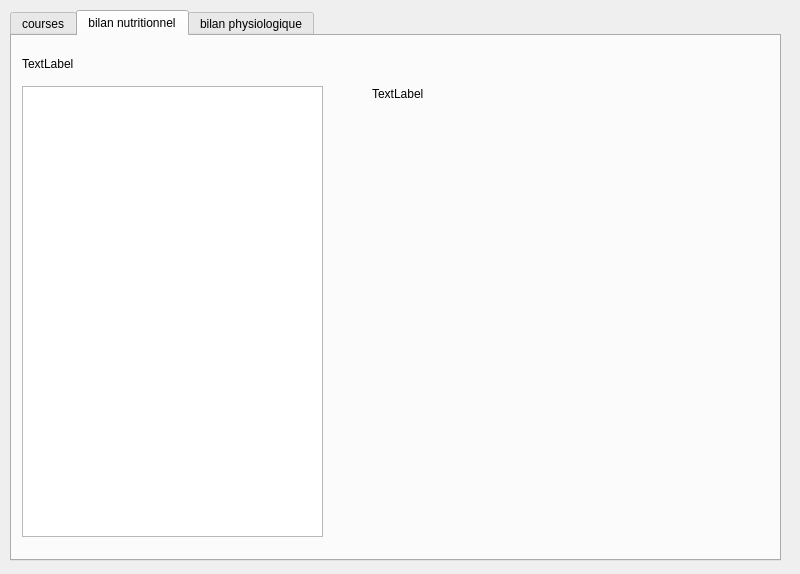
First picture: the form in mainwindow.ui, repository FlorianVid/courses, before the edit.
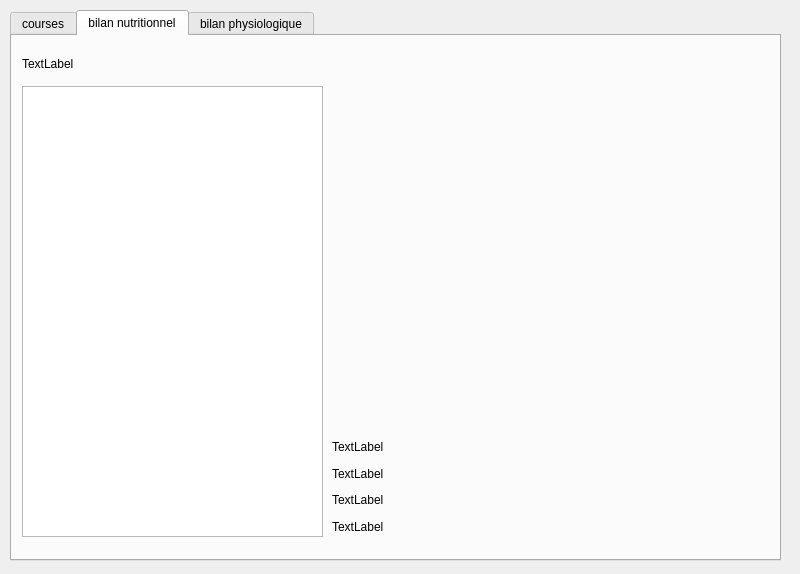
Second picture: the form after the edit.

Commit message: Add chart with nutriments

Diff of the .ui file:
```diff
--- a/mainwindow.ui
+++ b/mainwindow.ui
@@ -172,18 +172,56 @@
        <string>TextLabel</string>
       </property>
      </widget>
-     <widget class="QLabel" name="labelTotProt">
+     <widget class="QWidget" name="verticalLayoutWidget_2">
       <property name="geometry">
        <rect>
-        <x>360</x>
+        <x>320</x>
+        <y>400</y>
+        <width>221</width>
+        <height>101</height>
+       </rect>
+      </property>
+      <layout class="QVBoxLayout" name="verticalLayout_2">
+       <item>
+        <widget class="QLabel" name="labelTotProt">
+         <property name="text">
+          <string>TextLabel</string>
+         </property>
+        </widget>
+       </item>
+       <item>
+        <widget class="QLabel" name="labelTotLip">
+         <property name="text">
+          <string>TextLabel</string>
+         </property>
+        </widget>
+       </item>
+       <item>
+        <widget class="QLabel" name="labelTotGluc">
+         <property name="text">
+          <string>TextLabel</string>
+         </property>
+        </widget>
+       </item>
+       <item>
+        <widget class="QLabel" name="labelTotFib">
+         <property name="text">
+          <string>TextLabel</string>
+         </property>
+        </widget>
+       </item>
+      </layout>
+     </widget>
+     <widget class="QWidget" name="verticalLayoutWidget_3">
+      <property name="geometry">
+       <rect>
+        <x>320</x>
         <y>50</y>
-        <width>341</width>
-        <height>16</height>
+        <width>441</width>
+        <height>331</height>
        </rect>
       </property>
-      <property name="text">
-       <string>TextLabel</string>
-      </property>
+      <layout class="QVBoxLayout" name="layoutBarChart"/>
      </widget>
     </widget>
     <widget class="QWidget" name="tabPhysio">
```
The commit also changes 6 other files.
